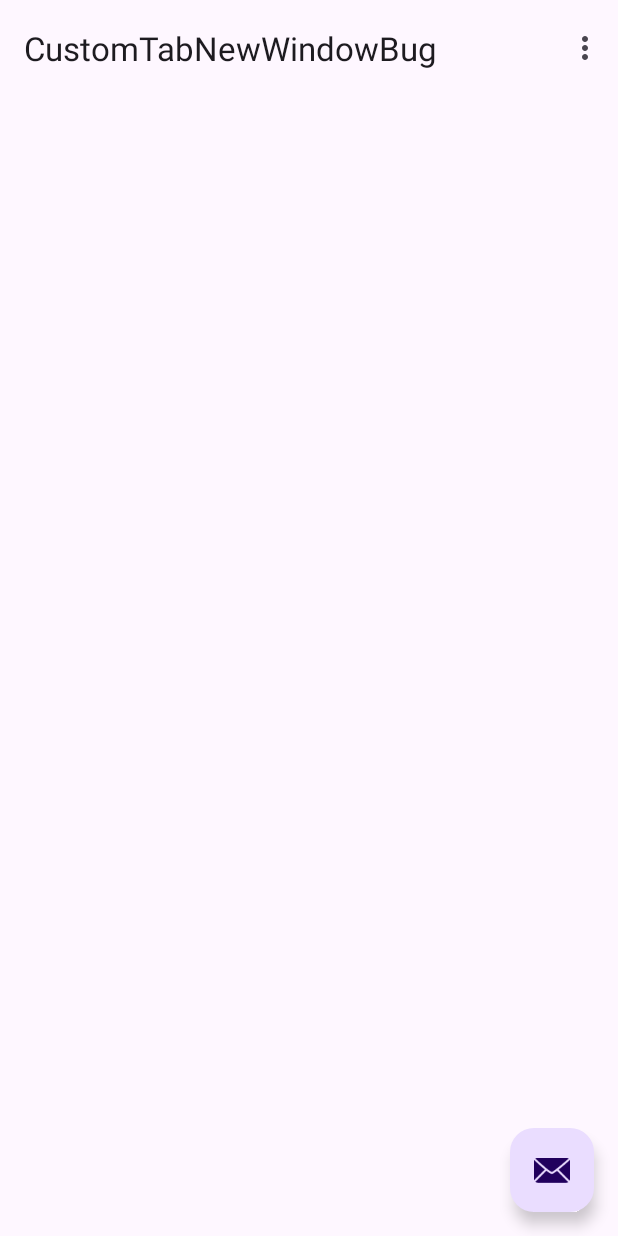
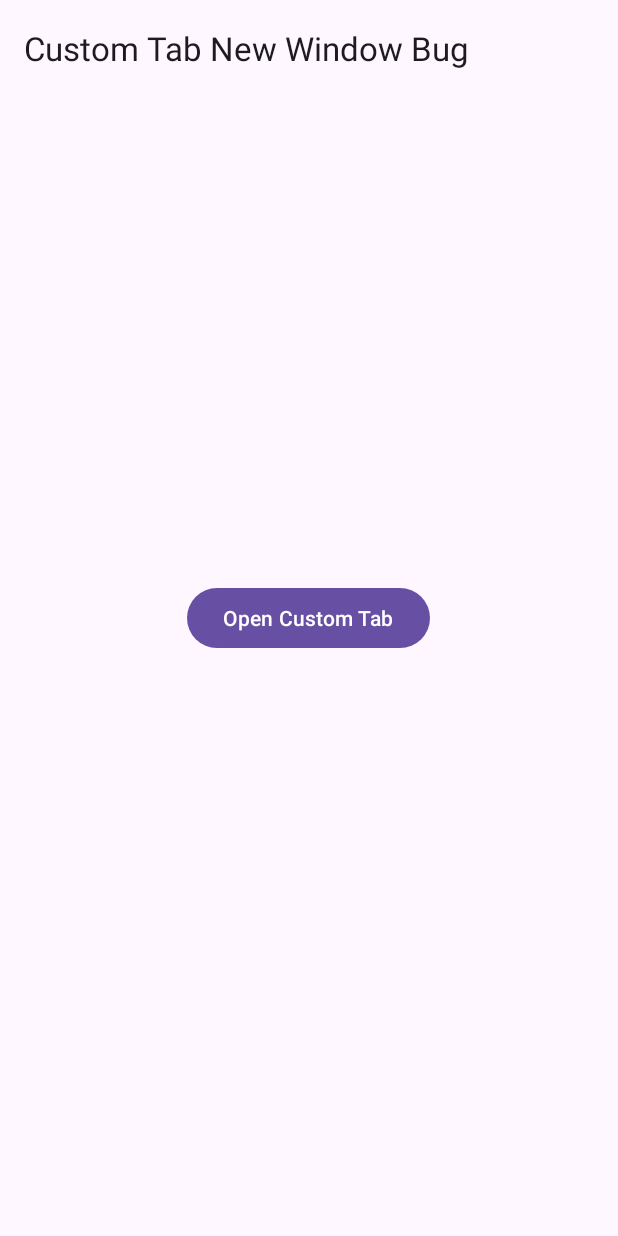
Before and after one commit to melissaosullivan/CustomTabNewWindowBug, an Android app: the screen it shows after launch (MainActivity), on a phone screen of 412 x 824 dp. Run offline under Robolectric (Android 15) with nearby library versions, the phone set to English and light mode, and no system bars.

Commit message:
open custom tab from single instance activity

```diff
--- a/app/build.gradle.kts
+++ b/app/build.gradle.kts
@@ -37,6 +37,7 @@ android {
 
 dependencies {
 
+  implementation("androidx.browser:browser:1.7.0")
   implementation("androidx.core:core-ktx:1.9.0")
   implementation("androidx.appcompat:appcompat:1.6.1")
   implementation("com.google.android.material:material:1.11.0")
--- a/app/src/main/AndroidManifest.xml
+++ b/app/src/main/AndroidManifest.xml
@@ -15,7 +15,8 @@
     <activity
       android:name=".MainActivity"
       android:exported="true"
-      android:label="@string/app_name"
+      android:launchMode="singleInstance"
+      android:label="Custom Tab New Window Bug"
       android:theme="@style/Theme.CustomTabNewWindowBug">
       <intent-filter>
         <action android:name="android.intent.action.MAIN" />
--- a/app/src/main/java/com/example/customtabnewwindowbug/MainActivity.kt
+++ b/app/src/main/java/com/example/customtabnewwindowbug/MainActivity.kt
@@ -1,10 +1,9 @@
 package com.example.customtabnewwindowbug
 
+import android.net.Uri
 import android.os.Bundle
-import com.google.android.material.snackbar.Snackbar
 import androidx.appcompat.app.AppCompatActivity
-import android.view.Menu
-import android.view.MenuItem
+import androidx.browser.customtabs.CustomTabsIntent
 import com.example.customtabnewwindowbug.databinding.ActivityMainBinding
 
 class MainActivity : AppCompatActivity() {
@@ -19,25 +18,12 @@ class MainActivity : AppCompatActivity() {
 
     setSupportActionBar(binding.toolbar)
 
-    binding.fab.setOnClickListener { view ->
-      Snackbar.make(view, "Replace with your own action", Snackbar.LENGTH_LONG)
-        .setAction("Action", null).show()
+    binding.customTabButton.setOnClickListener {
+      val url = "https://www.google.com"
+      val customTabsIntent = CustomTabsIntent.Builder().build()
+      customTabsIntent.launchUrl(this, Uri.parse(url))
     }
+
   }
 
-  override fun onCreateOptionsMenu(menu: Menu): Boolean {
-    // Inflate the menu; this adds items to the action bar if it is present.
-    menuInflater.inflate(R.menu.menu_main, menu)
-    return true
-  }
-
-  override fun onOptionsItemSelected(item: MenuItem): Boolean {
-    // Handle action bar item clicks here. The action bar will
-    // automatically handle clicks on the Home/Up button, so long
-    // as you specify a parent activity in AndroidManifest.xml.
-    return when (item.itemId) {
-      R.id.action_settings -> true
-      else -> super.onOptionsItemSelected(item)
-    }
-  }
 }
--- a/app/src/main/res/layout/activity_main.xml
+++ b/app/src/main/res/layout/activity_main.xml
@@ -19,13 +19,12 @@
 
   </com.google.android.material.appbar.AppBarLayout>
 
-  <com.google.android.material.floatingactionbutton.FloatingActionButton
-    android:id="@+id/fab"
-    android:layout_gravity="bottom|end"
-    android:layout_height="wrap_content"
-    android:layout_marginBottom="16dp"
-    android:layout_marginEnd="@dimen/fab_margin"
-    android:layout_width="wrap_content"
-    app:srcCompat="@android:drawable/ic_dialog_email" />
+
+    <Button
+      android:id="@+id/custom_tab_button"
+      android:layout_width="wrap_content"
+      android:layout_height="wrap_content"
+      android:text="Open Custom Tab"
+      android:layout_gravity="center"/>
 
 </androidx.coordinatorlayout.widget.CoordinatorLayout>
--- a/app/src/main/res/menu/menu_main.xml
+++ /dev/null
@@ -1,10 +0,0 @@
-<menu xmlns:android="http://schemas.android.com/apk/res/android"
-  xmlns:app="http://schemas.android.com/apk/res-auto"
-  xmlns:tools="http://schemas.android.com/tools"
-  tools:context="com.example.customtabnewwindowbug.MainActivity">
-  <item
-    android:id="@+id/action_settings"
-    android:orderInCategory="100"
-    android:title="@string/action_settings"
-    app:showAsAction="never" />
-</menu>
```
